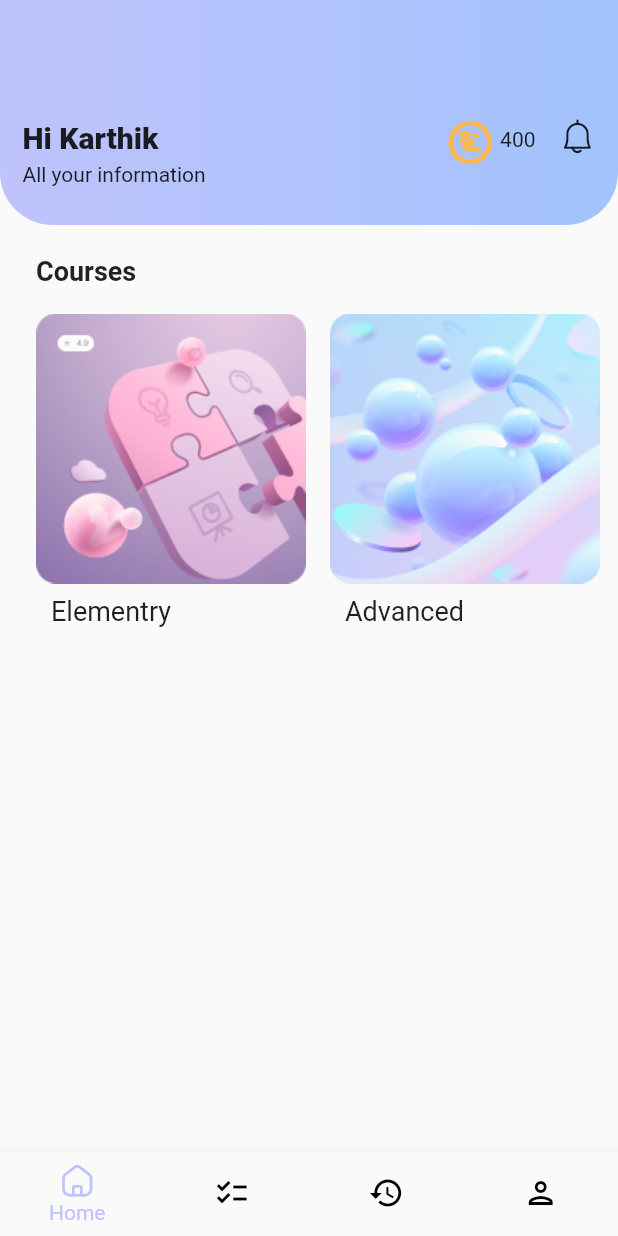
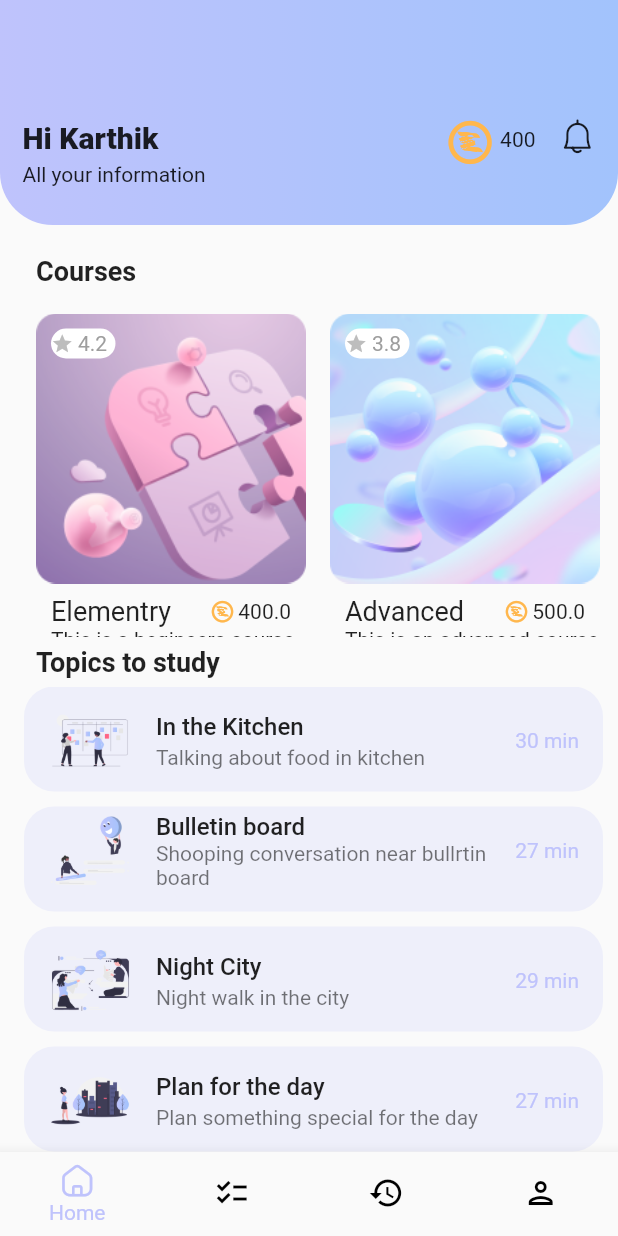
Before and after one commit to flutter-preview/Karthik-Yadlapalli-Live-Edu, a Flutter app: the HomeScreen screen opened directly, on a phone screen of 412 x 824 dp. Run offline on Flutter 3.47's test engine with Material 2 defaults, Android fonts, the light colour scheme and no system bars; our stand-ins replace flutter_riverpod, smooth_page_indicator.

Commit message:
riverpod package added

```diff
--- /dev/null
+++ b/lib/controllers/course_controller.dart
@@ -0,0 +1,16 @@
+import 'package:flutter/material.dart';
+
+import '../modals/course.dart';
+
+class CourseManager extends ChangeNotifier{
+
+  final List<Course> _courses = [
+    Course(name: 'Elementry', descreption: "This is a begineers course", price: 400, imgThumbnail: "asstes/illustrations/svgviewer-output (1) copy.png", id: DateTime.now().toString(), rating: 4.2),
+    Course(name: "Advanced", descreption: "This is an advanced course", price: 500, imgThumbnail: "asstes/illustrations/svgviewer-output copy.png", id: DateTime.now().toString(), rating:3.8),
+      Course(name: "Pro", descreption: "This is an por level course", price: 600, imgThumbnail: "asstes/illustrations/svgviewer-output (1) copy.png", id: DateTime.now().toString(), rating: 4.1),
+    Course(name: "Elite", descreption: "This is an elite course", price: 700, imgThumbnail: "asstes/illustrations/svgviewer-output copy.png", id: DateTime.now().toString(), rating: 3.7),
+  ];
+
+  List<Course> get courses => _courses;
+
+}
--- /dev/null
+++ b/lib/controllers/course_topics_controller.dart
@@ -0,0 +1,27 @@
+import 'package:flutter/cupertino.dart';
+import 'package:live_edu/modals/course_topics.dart';
+
+class CourseTopicManager extends ChangeNotifier{
+
+  List<CourseTopic> _courseTopics = [
+    CourseTopic(duration: 30, id: DateTime.now().toString(), title: "In the Kitchen", subTitle: "Talking about food in kitchen", videoThumbnail: "asstes/illustrations/svgviewer-output (5).png"),
+    CourseTopic(duration: 27, id: DateTime.now().toString(), title: "Bulletin board", subTitle: "Shooping conversation near bullrtin board", videoThumbnail: "asstes/illustrations/svgviewer-output (8).png"),
+    CourseTopic(duration: 29, id: DateTime.now().toString(), title: "Night City", subTitle: "Night walk in the city", videoThumbnail: "asstes/illustrations/svgviewer-output (7).png"),
+    CourseTopic(duration: 27, id: DateTime.now().toString(), title: "Plan for the day", subTitle: "Plan something special for the day", videoThumbnail: "asstes/illustrations/svgviewer-output (4).png"),
+    CourseTopic(duration: 30, id: DateTime.now().toString(), title: "In the Kitchen", subTitle: "Talking about food in kitchen", videoThumbnail: "asstes/illustrations/svgviewer-output (5).png"),
+    CourseTopic(duration: 27, id: DateTime.now().toString(), title: "Bulletin board", subTitle: "Shooping conversation near bullrtin board", videoThumbnail: "asstes/illustrations/svgviewer-output (8).png"),
+     CourseTopic(duration: 29, id: DateTime.now().toString(), title: "Night City", subTitle: "Night walk in the city", videoThumbnail: "asstes/illustrations/svgviewer-output (7).png"),
+     CourseTopic(duration: 30, id: DateTime.now().toString(), title: "In the Kitchen", subTitle: "Talking about food in kitchen", videoThumbnail: "asstes/illustrations/svgviewer-output (5).png"),
+    CourseTopic(duration: 27, id: DateTime.now().toString(), title: "Bulletin board", subTitle: "Shooping conversation near bullrtin board", videoThumbnail: "asstes/illustrations/svgviewer-output (8).png"),
+    CourseTopic(duration: 29, id: DateTime.now().toString(), title: "Night City", subTitle: "Night walk in the city", videoThumbnail: "asstes/illustrations/svgviewer-output (7).png"),
+    CourseTopic(duration: 27, id: DateTime.now().toString(), title: "Plan for the day", subTitle: "Plan something special for the day", videoThumbnail: "asstes/illustrations/svgviewer-output (4).png"),
+    CourseTopic(duration: 30, id: DateTime.now().toString(), title: "In the Kitchen", subTitle: "Talking about food in kitchen", videoThumbnail: "asstes/illustrations/svgviewer-output (5).png"),
+    CourseTopic(duration: 27, id: DateTime.now().toString(), title: "Bulletin board", subTitle: "Shooping conversation near bullrtin board", videoThumbnail: "asstes/illustrations/svgviewer-output (8).png"),
+     CourseTopic(duration: 29, id: DateTime.now().toString(), title: "Night City", subTitle: "Night walk in the city", videoThumbnail: "asstes/illustrations/svgviewer-output (7).png"),
+    CourseTopic(duration: 27, id: DateTime.now().toString(), title: "Plan for the day", subTitle: "Plan something special for the day", videoThumbnail: "asstes/illustrations/svgviewer-output (4).png"),
+    CourseTopic(duration: 27, id: DateTime.now().toString(), title: "Plan for the day", subTitle: "Plan something special for the day", videoThumbnail: "asstes/illustrations/svgviewer-output (4).png"),
+  ] ;
+
+  List<CourseTopic> get courseTopics => _courseTopics;
+
+}
--- /dev/null
+++ b/lib/modals/course.dart
@@ -0,0 +1,10 @@
+class Course{
+  String name;
+  String descreption;
+  double price;
+  String imgThumbnail;
+  String id;
+  double rating;
+
+  Course({required this.name,required this.descreption,required this.price,required this.imgThumbnail,required this.id,required this.rating});
+}
--- /dev/null
+++ b/lib/providers/course_provider.dart
@@ -0,0 +1,8 @@
+import 'package:flutter_riverpod/flutter_riverpod.dart';
+import 'package:live_edu/controllers/course_topics_controller.dart';
+
+import '../controllers/course_controller.dart';
+
+final courseProvider = ChangeNotifierProvider((ref) => CourseManager());
+
+final courseTopicProvider = ChangeNotifierProvider((ref) =>CourseTopicManager());
--- a/lib/screens/home_screen.dart
+++ b/lib/screens/home_screen.dart
@@ -1,4 +1,4 @@
-// ignore_for_file: no_leading_underscores_for_local_identifiers
+// ignore_for_file: no_leading_underscores_for_local_identifiers, prefer_final_fields
 
 import 'package:flutter/material.dart';
 import 'package:live_edu/app_constants/edu_Icons.dart';
@@ -18,7 +18,7 @@ class HomeScreen extends StatefulWidget {
 
 class _HomeScreenState extends State<HomeScreen> {
 
-   List<Widget> _pages =[HomePage(), QuizPage(), HistoryPage(), ProfilePage(),];
+   List<Widget> _pages =const [HomePage(), QuizPage(), HistoryPage(), ProfilePage(),];
 
     int _selectedIndex = 0;
 
@@ -77,7 +77,7 @@ class _HomeScreenState extends State<HomeScreen> {
         selectedItemColor: const Color(0xFFBFC3FC),
         unselectedItemColor: Colors.black,
         items: const [
-        BottomNavigationBarItem(icon: Icon(EduIcons.home,weight: 700,),label: 'Home',),
+        BottomNavigationBarItem(icon: Icon(EduIcons.home,),label: 'Home',),
         BottomNavigationBarItem(icon: Icon(Icons.checklist),label: 'Quizes',),
         BottomNavigationBarItem(icon: Icon(Icons.history),label: 'history',),
         BottomNavigationBarItem(icon: Icon(Icons.person_outlined),label: 'profile',),
--- a/lib/widgets/home.dart
+++ b/lib/widgets/home.dart
@@ -1,54 +1,96 @@
+// ignore_for_file: library_private_types_in_public_api
+
 import 'package:flutter/material.dart';
+import 'package:flutter_riverpod/flutter_riverpod.dart';
+import 'package:live_edu/app_constants/edu_Icons.dart';
+import 'package:live_edu/app_constants/edu_colors.dart';
+import '../providers/course_provider.dart';
 
-class HomePage extends StatefulWidget {
+class HomePage extends ConsumerStatefulWidget {
   const HomePage({super.key});
-
   @override
-  State<HomePage> createState() => _HomePageState();
+  _HomePageState createState() => _HomePageState();
 }
 
-class _HomePageState extends State<HomePage> {
-
-  List<Map<String , dynamic>> imgStrings =[
-   {"Elementry": "asstes/illustrations/svgviewer-output (1) copy.png"},
-   {"Advanced": "asstes/illustrations/svgviewer-output copy.png"},
-   {"Por": "asstes/illustrations/svgviewer-output (1) copy.png"},
-   {"Elite": "asstes/illustrations/svgviewer-output copy.png"},
-  ];
-
-
+class _HomePageState extends ConsumerState<HomePage> {
   @override
   Widget build(BuildContext context) {
+     final courseManager =  ref.watch(courseProvider);
+     final topicsManager = ref.watch(courseTopicProvider);
     return Column(
+      crossAxisAlignment: CrossAxisAlignment.start,
       children: [
         Flexible(
-          flex: 5,
+          flex: 4,
           child: SizedBox(
             child: Padding(
               padding: const EdgeInsets.only(left:16.0 , top: 10.0),
               child: Column(
                 crossAxisAlignment: CrossAxisAlignment.start,
                 children: [
-                Padding(
-                  padding: const EdgeInsets.symmetric(vertical:10.0, horizontal:8.0),
-                  child: Text("Courses",style: TextStyle(fontSize: 18,fontWeight: FontWeight.bold),),
+                const Padding(
+                  padding:  EdgeInsets.symmetric(vertical:10.0, horizontal:8.0),
+                  child: Text("Courses",style: TextStyle(fontSize: 18,fontWeight: FontWeight.w700),),
                 ),
-
                 Expanded(
                   child: ListView.builder(
                     scrollDirection: Axis.horizontal,
-                    itemCount: imgStrings.length,
+                    itemCount: courseManager.courses.length,
                     itemBuilder: (ctx , index){
                     return Column(
                       crossAxisAlignment: CrossAxisAlignment.start,
                       children: [
                       Padding(
                         padding: const EdgeInsets.all(8.0),
-                        child: Image.asset(imgStrings[index].values.first,height: 180, width: 180,),
+                        child: Stack(
+                          children: [
+                            Image.asset(courseManager.courses[index].imgThumbnail,height: 180, width: 180,),
+                            Positioned(
+                              top: 10,
+                              left: 10,
+                              child: Container(
+                              height: 20,
+                              width: 43,
+                              decoration: BoxDecoration(borderRadius: BorderRadius.circular(10),color:Colors.white),
+                              child: Center(child: Row(
+                                children: [
+                                   Padding(
+                                    padding:  const EdgeInsets.only(right:3.0),
+                                    child: Icon(Icons.star,size:15,color: Colors.grey[400],),
+                                  ),
+                                  Text(courseManager.courses[index].rating.toString(),style: TextStyle(color: Colors.grey[500])),
+                                ],
+                              )),
+
+                              ))
+
+                        ]),
                       ),
                       Padding(
                         padding: const EdgeInsets.only(left:18.0),
-                        child: Text(imgStrings[index].keys.first, style: TextStyle(fontSize: 18),),
+                        child: Column(
+                          crossAxisAlignment: CrossAxisAlignment.start,
+                          children: [
+                            SizedBox(
+                              width: 160,
+                              child: Row(
+                                mainAxisAlignment: MainAxisAlignment.spaceBetween,
+                                // crossAxisAlignment: CrossAxisAlignment.end,
+                                children: [
+                                  Text(courseManager.courses[index].name, style: const TextStyle(fontSize: 18),),
+                                  Row(
+                                    children: [
+                                      const Icon(EduIcons.coin,size: 15,color: EduColors.optCoinColor,),
+                                      const SizedBox(width: 3,),
+                                      Text(courseManager.courses[index].price.toString())
+                                    ],
+                                  ),
+                                ],
+                              ),
+                            ),
+                            Text(courseManager.courses[index].descreption)
+                          ],
+                        ),
                       )
                     ],);
                   }),
@@ -59,8 +101,41 @@ class _HomePageState extends State<HomePage> {
 
           ),
         ),
-        SizedBox()
-
+        Flexible(
+          flex: 5,
+          child: SizedBox(
+            child: Padding(
+              padding: const EdgeInsets.only(left:16.0),
+              child: Column(
+                crossAxisAlignment: CrossAxisAlignment.start,
+                children: [
+                  const Padding(
+                    padding:  EdgeInsets.symmetric(horizontal:8.0,vertical: 6),
+                    child: Text("Topics to study",style: TextStyle(fontSize: 18,fontWeight: FontWeight.w700),),
+                  ),
+                  Expanded(child: ListView.builder(
+                    itemCount: topicsManager.courseTopics.length,
+                    itemBuilder: (ctx, index){return Padding(
+                      padding: const EdgeInsets.only(bottom:10.0 , right: 10.0),
+                      child: Container(
+                      height: 70,
+                      decoration: BoxDecoration(
+                        borderRadius: BorderRadius.circular(20),
+                        color: const Color(0xFFBFC3FC).withOpacity(0.2)
+                      ),
+                      child: ListTile(
+                        leading: Image.asset(topicsManager.courseTopics[index].videoThumbnail),
+                        title: Text(topicsManager.courseTopics[index].title,style: const TextStyle(fontSize: 16,fontWeight: FontWeight.w500),),
+                        subtitle: Text(topicsManager.courseTopics[index].subTitle),
+                        trailing: Text('${topicsManager.courseTopics[index].duration} min',style: const TextStyle(color: Color(0xFFBFC3FC)),),
+                      ),
+                                      ),
+                    );}))
+                ],
+              ),
+            ),
+          ),
+        )
       ],
     );
   }
--- a/pubspec.yaml
+++ b/pubspec.yaml
@@ -31,6 +31,7 @@ dependencies:
   flutter:
     sdk: flutter
   smooth_page_indicator: ^1.1.0
+  flutter_riverpod: ^2.3.6
 
 
   # The following adds the Cupertino Icons font to your application.
```
Also changed, not shown: lib/main.dart (+9 -6 lines), lib/modals/course_topics.dart (added, +9 -0 lines), lib/widgets/quiz_topics.dart (+39 -3 lines), pubspec.lock.
